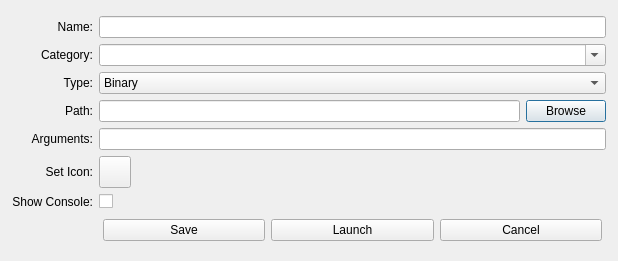
Above: products/RAT-STATS/rstats_ui/src/UIRStatsLaunchConfigDialog.ui from cbtek/RStats2017 before the change. Below: the same form after it.
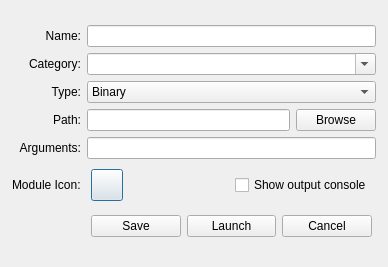
That is the form after the change.

What changed in the file:
```diff
--- a/products/RAT-STATS/rstats_ui/src/UIRStatsLaunchConfigDialog.ui
+++ b/products/RAT-STATS/rstats_ui/src/UIRStatsLaunchConfigDialog.ui
@@ -6,8 +6,8 @@
    <rect>
     <x>0</x>
     <y>0</y>
-    <width>618</width>
-    <height>261</height>
+    <width>388</width>
+    <height>267</height>
    </rect>
   </property>
   <property name="windowTitle">
@@ -54,17 +54,118 @@
        <property name="bottomMargin">
         <number>4</number>
        </property>
-       <item row="1" column="2">
-        <widget class="QComboBox" name="m_cmbCategories">
-         <property name="editable">
-          <bool>true</bool>
+       <item row="5" column="0">
+        <widget class="QLabel" name="label_7">
+         <property name="text">
+          <string>Module Icon:</string>
          </property>
         </widget>
        </item>
-       <item row="0" column="2">
+       <item row="5" column="1">
+        <layout class="QHBoxLayout" name="horizontalLayout_3">
+         <property name="leftMargin">
+          <number>4</number>
+         </property>
+         <property name="topMargin">
+          <number>4</number>
+         </property>
+         <property name="rightMargin">
+          <number>4</number>
+         </property>
+         <property name="bottomMargin">
+          <number>4</number>
+         </property>
+         <item>
+          <widget class="QPushButton" name="m_btnSetIcon">
+           <property name="minimumSize">
+            <size>
+             <width>32</width>
+             <height>32</height>
+            </size>
+           </property>
+           <property name="maximumSize">
+            <size>
+             <width>32</width>
+             <height>32</height>
+            </size>
+           </property>
+           <property name="text">
+            <string/>
+           </property>
+           <property name="iconSize">
+            <size>
+             <width>24</width>
+             <height>24</height>
+            </size>
+           </property>
+          </widget>
+         </item>
+         <item>
+          <spacer name="horizontalSpacer">
+           <property name="orientation">
+            <enum>Qt::Horizontal</enum>
+           </property>
+           <property name="sizeHint" stdset="0">
+            <size>
+             <width>40</width>
+             <height>20</height>
+            </size>
+           </property>
+          </spacer>
+         </item>
+         <item>
+          <widget class="QCheckBox" name="m_chkShowConsole">
+           <property name="text">
+            <string>Show output console</string>
+           </property>
+          </widget>
+         </item>
+        </layout>
+       </item>
+       <item row="6" column="1">
+        <layout class="QHBoxLayout" name="horizontalLayout_2">
+         <property name="leftMargin">
+          <number>4</number>
+         </property>
+         <property name="topMargin">
+          <number>4</number>
+         </property>
+         <property name="rightMargin">
+          <number>4</number>
+         </property>
+         <property name="bottomMargin">
+          <number>4</number>
+         </property>
+         <item>
+          <widget class="QPushButton" name="m_btnSave">
+           <property name="text">
+            <string>Save</string>
+           </property>
+          </widget>
+         </item>
+         <item>
+          <widget class="QPushButton" name="m_btnLaunch">
+           <property name="text">
+            <string>Launch</string>
+           </property>
+          </widget>
+         </item>
+         <item>
+          <widget class="QPushButton" name="m_btnCancel">
+           <property name="text">
+            <string>Cancel</string>
+           </property>
+          </widget>
+         </item>
+        </layout>
+       </item>
+       <item row="4" column="1">
+        <widget class="QLineEdit" name="m_txtArgs"/>
+       </item>
+       <item row="0" column="1">
         <widget class="QLineEdit" name="m_txtName"/>
        </item>
-       <item row="2" column="2">
+       <item row="2" column="1">
         <widget class="QComboBox" name="m_cmbTypes">
          <item>
           <property name="text">
@@ -83,47 +184,6 @@
          </item>
         </widget>
        </item>
-       <item row="3" column="2">
-        <layout class="QHBoxLayout" name="horizontalLayout">
-         <item>
-          <widget class="QLineEdit" name="m_txtLocation"/>
-         </item>
-         <item>
-          <widget class="QPushButton" name="m_btnBrowseLocation">
-           <property name="text">
-            <string>Browse</string>
-           </property>
-          </widget>
-         </item>
-        </layout>
-       </item>
-       <item row="4" column="0">
-        <widget class="QLabel" name="label_6">
-         <property name="text">
-          <string>Arguments:</string>
-         </property>
-         <property name="alignment">
-          <set>Qt::AlignRight|Qt::AlignTrailing|Qt::AlignVCenter</set>
-         </property>
-        </widget>
-       </item>
-       <item row="6" column="2">
-        <widget class="QCheckBox" name="m_chkShowConsole">
-         <property name="text">
-          <string/>
-         </property>
-        </widget>
-       </item>
-       <item row="6" column="0">
-        <widget class="QLabel" name="label_3">
-         <property name="text">
-          <string>Show Console:</string>
-         </property>
-         <property name="alignment">
-          <set>Qt::AlignRight|Qt::AlignTrailing|Qt::AlignVCenter</set>
-         </property>
-        </widget>
-       </item>
        <item row="0" column="0">
         <widget class="QLabel" name="label">
          <property name="text">
@@ -134,6 +194,23 @@
          </property>
         </widget>
        </item>
+       <item row="1" column="1">
+        <widget class="QComboBox" name="m_cmbCategories">
+         <property name="editable">
+          <bool>true</bool>
+         </property>
+        </widget>
+       </item>
+       <item row="4" column="0">
+        <widget class="QLabel" name="label_6">
+         <property name="text">
+          <string>Arguments:</string>
+         </property>
+         <property name="alignment">
+          <set>Qt::AlignRight|Qt::AlignTrailing|Qt::AlignVCenter</set>
+         </property>
+        </widget>
+       </item>
        <item row="3" column="0">
         <widget class="QLabel" name="m_lblPath">
          <property name="text">
@@ -144,46 +221,20 @@
          </property>
         </widget>
        </item>
-       <item row="7" column="2">
-        <layout class="QHBoxLayout" name="horizontalLayout_2">
-         <property name="leftMargin">
-          <number>4</number>
-         </property>
-         <property name="topMargin">
-          <number>4</number>
-         </property>
-         <property name="rightMargin">
-          <number>4</number>
-         </property>
-         <property name="bottomMargin">
-          <number>4</number>
-         </property>
+       <item row="3" column="1">
+        <layout class="QHBoxLayout" name="horizontalLayout">
          <item>
-          <widget class="QPushButton" name="m_btnSave">
-           <property name="text">
-            <string>Save</string>
-           </property>
-          </widget>
+          <widget class="QLineEdit" name="m_txtLocation"/>
          </item>
          <item>
-          <widget class="QPushButton" name="m_btnLaunch">
+          <widget class="QPushButton" name="m_btnBrowseLocation">
            <property name="text">
-            <string>Launch</string>
-           </property>
-          </widget>
-         </item>
-         <item>
-          <widget class="QPushButton" name="m_btnCancel">
-           <property name="text">
-            <string>Cancel</string>
+            <string>Browse</string>
            </property>
           </widget>
          </item>
         </layout>
        </item>
-       <item row="4" column="2">
-        <widget class="QLineEdit" name="m_txtArgs"/>
-       </item>
        <item row="1" column="0">
         <widget class="QLabel" name="label_5">
          <property name="text">
@@ -204,41 +255,6 @@
          </property>
         </widget>
        </item>
-       <item row="5" column="0">
-        <widget class="QLabel" name="label_4">
-         <property name="text">
-          <string>Set Icon:</string>
-         </property>
-         <property name="alignment">
-          <set>Qt::AlignRight|Qt::AlignTrailing|Qt::AlignVCenter</set>
-         </property>
-        </widget>
-       </item>
-       <item row="5" column="2">
-        <widget class="QPushButton" name="m_btnSetIcon">
-         <property name="minimumSize">
-          <size>
-           <width>32</width>
-           <height>32</height>
-          </size>
-         </property>
-         <property name="maximumSize">
-          <size>
-           <width>32</width>
-           <height>32</height>
-          </size>
-         </property>
-         <property name="text">
-          <string/>
-         </property>
-         <property name="iconSize">
-          <size>
-           <width>24</width>
-           <height>24</height>
-          </size>
-         </property>
-        </widget>
-       </item>
       </layout>
      </item>
     </layout>
```
Left out of the diff: 5 changed lines with no effect on the pictures.
